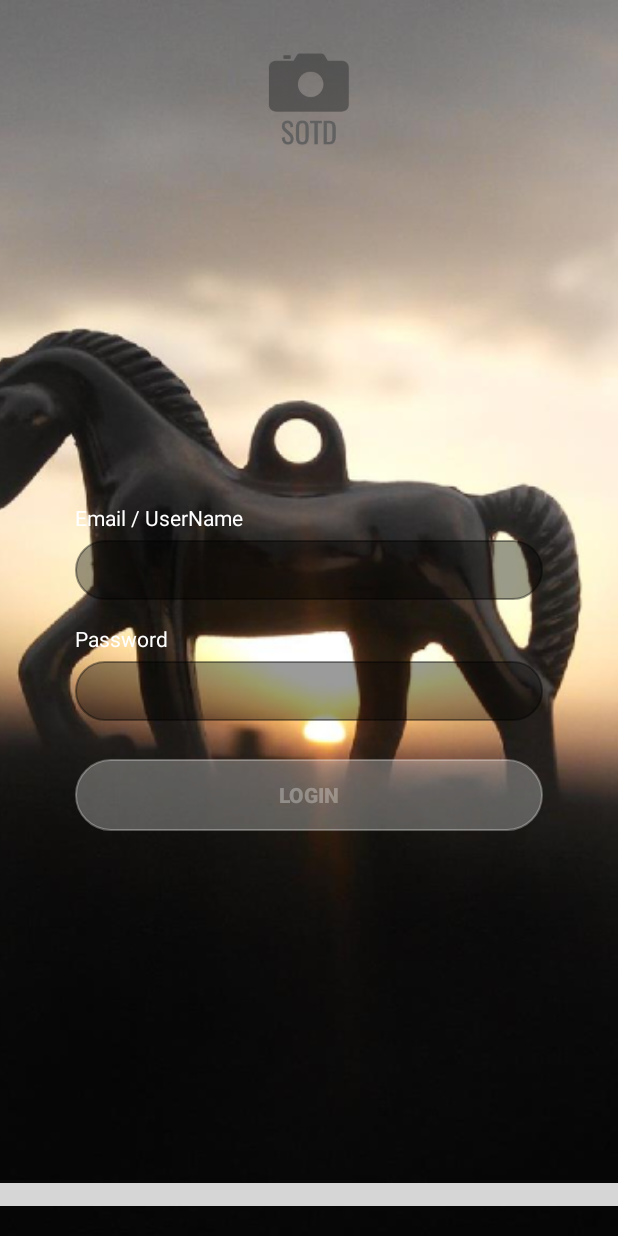
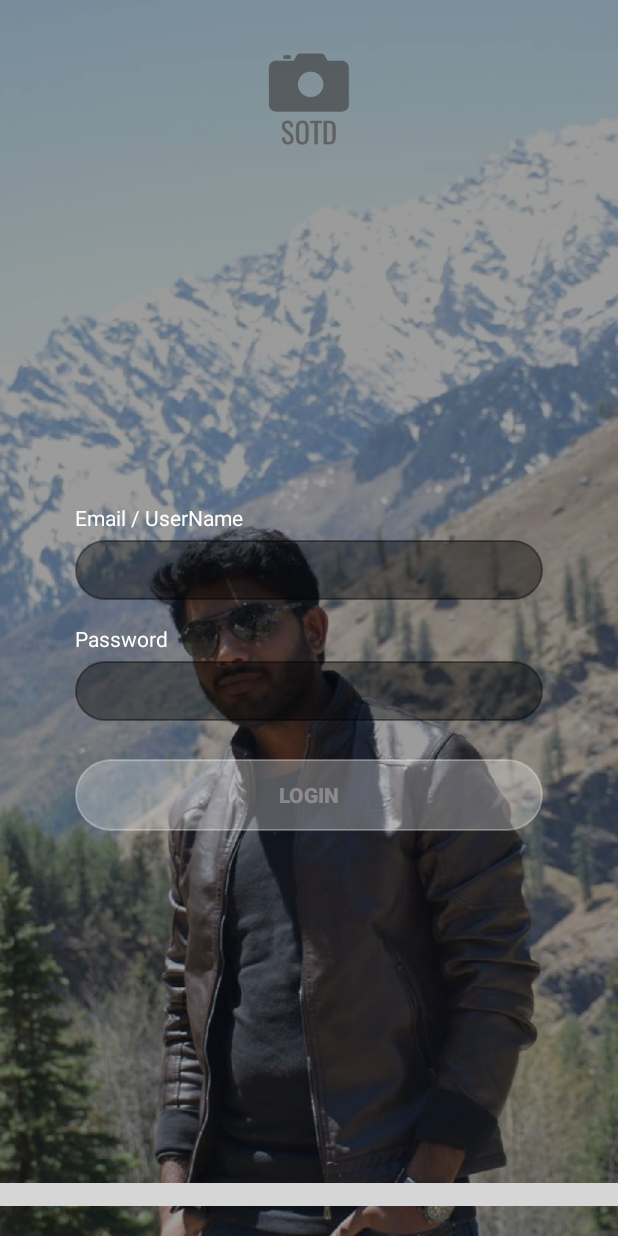
Before and after one commit to Sourabhkhurrana/SOTD, an Android app: the screen it shows after launch (SignIn), on a phone screen of 412 x 824 dp. Run offline under Robolectric (Android 15) with nearby library versions, the phone set to English and light mode, and no system bars; libraries missing offline, so code that uses them is left out: com.pixelcan.inkpageindicator; plain views replace InkPageIndicator; 10 statements that could not run were skipped; grey boxes are pictures that could not be loaded.

Commit message:
Working on Sign / Sign Up

```diff
--- a/app/src/main/java/com/nougatstudio/sotd/activity/SignIn.java
+++ b/app/src/main/java/com/nougatstudio/sotd/activity/SignIn.java
@@ -52,7 +52,7 @@ InkPageIndicator inkPageIndicator;
     }
 
     private void setImageBlur(){
-        Bitmap bitmap = BitmapFactory.decodeResource(getResources(), R.drawable.sunset);
+        Bitmap bitmap = BitmapFactory.decodeResource(getResources(), R.drawable.scene1);
         Bitmap blurredBitmap = Blur.blur(this, bitmap);
         backgroundImage.setImageBitmap(blurredBitmap);
         backgroundImage.setScaleType(ImageView.ScaleType.CENTER_CROP);
--- a/app/src/main/java/com/nougatstudio/sotd/nougatstudio/Blur.java
+++ b/app/src/main/java/com/nougatstudio/sotd/nougatstudio/Blur.java
@@ -12,8 +12,8 @@ import android.renderscript.ScriptIntrinsicBlur;
  */
 
 public class Blur {
-    private static final float BITMAP_SCALE = 0.4f;
-    private static final float BLUR_RADIUS = 15.5f;
+    private static final float BITMAP_SCALE = 0.8f;
+    private static final float BLUR_RADIUS = 5.5f;
 
     public static Bitmap blur(Context context, Bitmap image) {
         int width = Math.round(image.getWidth() * BITMAP_SCALE);
--- a/app/src/main/res/layout/activity_sign_in.xml
+++ b/app/src/main/res/layout/activity_sign_in.xml
@@ -11,8 +11,11 @@
         android:layout_width="match_parent"
         android:layout_height="match_parent"
         android:scaleType="centerCrop"
-        android:src="@drawable/sunset"/>
-
+        android:src="@drawable/scene1"/>
+    <RelativeLayout
+        android:layout_width="match_parent"
+        android:background="@color/transpaernt"
+        android:layout_height="match_parent">
 <ImageView
     android:layout_centerHorizontal="true"
     android:layout_width="100dp"
@@ -46,5 +49,5 @@
         app:dotDiameter="8dp"
         app:dotGap="8dp"
         app:pageIndicatorColor="@color/colorPrimary" />
-
 </RelativeLayout>
+</RelativeLayout>
```
Also changed, not shown: app/src/main/res/drawable/scene1.jpg (added), app/src/main/res/drawable/scene2.jpg (added), app/src/main/res/drawable/scene3.jpg (added).
